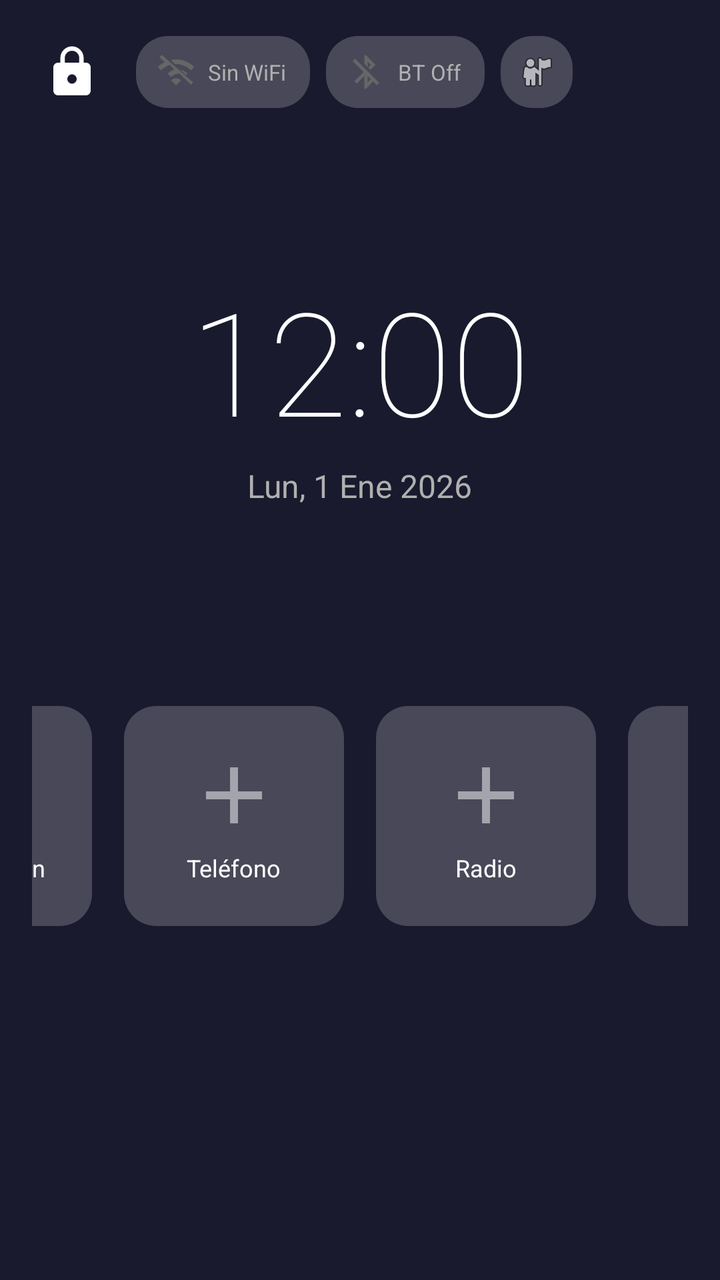
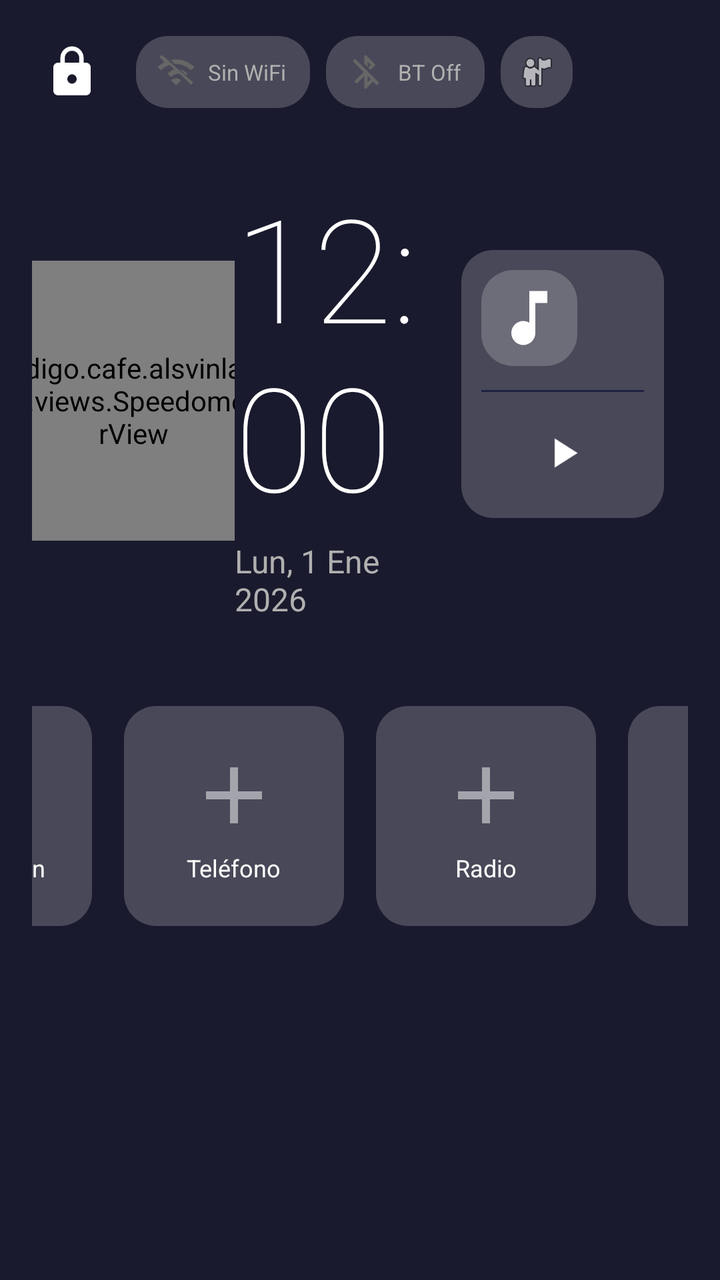

Screens rendered from an Android XML layout before and after an edit, with the pre-edit source and the edit as a unified diff.
<!-- AndroidManifest.xml: application theme LauncherTheme -->
<!-- res/layout/activity_main.xml -->
<?xml version="1.0" encoding="utf-8"?>
<FrameLayout xmlns:android="http://schemas.android.com/apk/res/android"
    android:id="@+id/root_layout"
    android:layout_width="match_parent"
    android:layout_height="match_parent"
    android:background="#FF1A1A2E">

    <LinearLayout
        android:layout_width="match_parent"
        android:layout_height="match_parent"
        android:gravity="center"
        android:orientation="vertical"
        android:padding="16dp">

        
        <LinearLayout
            android:id="@+id/top_bar"
            android:layout_width="match_parent"
            android:layout_height="wrap_content"
            android:orientation="horizontal"
            android:gravity="center_vertical">

            <ImageView
                android:id="@+id/btn_theme_toggle"
                android:layout_width="40dp"
                android:layout_height="40dp"
                android:src="@drawable/ic_lock"
                android:padding="6dp"
                android:clickable="true"
                android:focusable="true" />

            <LinearLayout
                android:id="@+id/badge_permisos"
                android:layout_width="wrap_content"
                android:layout_height="36dp"
                android:orientation="horizontal"
                android:gravity="center_vertical"
                android:background="@drawable/shortcut_bg"
                android:paddingStart="10dp"
                android:paddingEnd="12dp"
                android:layout_marginStart="10dp"
                android:clickable="true"
                android:focusable="true"
                android:visibility="gone">

                <ImageView
                    android:layout_width="18dp"
                    android:layout_height="18dp"
                    android:src="@android:drawable/ic_dialog_alert" />

                <TextView
                    android:layout_width="wrap_content"
                    android:layout_height="wrap_content"
                    android:text="Permisos"
                    android:textColor="#FFC107"
                    android:textSize="11sp"
                    android:layout_marginStart="5dp" />
            </LinearLayout>

            <LinearLayout
                android:id="@+id/indicador_wifi"
                android:layout_width="wrap_content"
                android:layout_height="36dp"
                android:orientation="horizontal"
                android:gravity="center_vertical"
                android:background="@drawable/shortcut_bg"
                android:paddingStart="10dp"
                android:paddingEnd="12dp"
                android:layout_marginStart="12dp"
                android:clickable="true"
                android:focusable="true">

                <ImageView
                    android:id="@+id/icono_wifi"
                    android:layout_width="20dp"
                    android:layout_height="20dp"
                    android:src="@drawable/ic_wifi_off" />

                <TextView
                    android:id="@+id/texto_wifi"
                    android:layout_width="wrap_content"
                    android:layout_height="wrap_content"
                    android:text="Sin WiFi"
                    android:textColor="#B0B0B0"
                    android:textSize="11sp"
                    android:layout_marginStart="6dp"
                    android:maxLines="1"
                    android:ellipsize="end"
                    android:maxWidth="100dp" />
            </LinearLayout>

            <LinearLayout
                android:id="@+id/indicador_bluetooth"
                android:layout_width="wrap_content"
                android:layout_height="36dp"
                android:orientation="horizontal"
                android:gravity="center_vertical"
                android:background="@drawable/shortcut_bg"
                android:paddingStart="10dp"
                android:paddingEnd="12dp"
                android:layout_marginStart="8dp"
                android:clickable="true"
                android:focusable="true">

                <ImageView
                    android:id="@+id/icono_bluetooth"
                    android:layout_width="20dp"
                    android:layout_height="20dp"
                    android:src="@drawable/ic_bt_off" />

                <TextView
                    android:id="@+id/texto_bluetooth"
                    android:layout_width="wrap_content"
                    android:layout_height="wrap_content"
                    android:text="BT Off"
                    android:textColor="#B0B0B0"
                    android:textSize="11sp"
                    android:layout_marginStart="6dp"
                    android:maxLines="1"
                    android:ellipsize="end"
                    android:maxWidth="120dp" />
            </LinearLayout>

            <LinearLayout
                android:id="@+id/boton_contactos"
                android:layout_width="36dp"
                android:layout_height="36dp"
                android:orientation="horizontal"
                android:gravity="center"
                android:background="@drawable/shortcut_bg"
                android:layout_marginStart="8dp"
                android:clickable="true"
                android:focusable="true">

                <ImageView
                    android:layout_width="20dp"
                    android:layout_height="20dp"
                    android:src="@android:drawable/ic_menu_myplaces" />
            </LinearLayout>

            <View
                android:layout_width="0dp"
                android:layout_height="1dp"
                android:layout_weight="1" />


        </LinearLayout>

        
        <GridLayout
            android:layout_width="match_parent"
            android:layout_height="0dp"
            android:layout_weight="1"
            android:rowCount="1"
            android:columnCount="3"
            android:paddingBottom="10dp">

            
            <LinearLayout
                android:id="@+id/speed_text"
                android:layout_width="0dp"
                android:layout_height="match_parent"
                android:layout_columnWeight="1"
                android:gravity="center"
                android:orientation="vertical"
                android:visibility="gone">

                <codigo.cafe.alsvinlaunch.views.SpeedometerView
                    android:id="@+id/speedometer_view"
                    android:layout_width="140dp"
                    android:layout_height="140dp" />

            </LinearLayout>

            
            <LinearLayout
                android:id="@+id/clock_section"
                android:layout_width="0dp"
                android:layout_height="match_parent"
                android:layout_columnWeight="1"
                android:gravity="center"
                android:orientation="vertical">

                <LinearLayout
                    android:id="@+id/boton_reloj"
                    android:layout_width="wrap_content"
                    android:layout_height="wrap_content"
                    android:clickable="true"
                    android:focusable="true"
                    android:gravity="center"
                    android:orientation="vertical">

                    <TextView
                        android:id="@+id/clock_text"
                        android:layout_width="wrap_content"
                        android:layout_height="wrap_content"
                        android:fontFamily="sans-serif-thin"
                        android:text="12:00"
                        android:textColor="#FFFFFFFF"
                        android:textSize="72sp" />

                    <TextView
                        android:id="@+id/date_text"
                        android:layout_width="wrap_content"
                        android:layout_height="wrap_content"
                        android:layout_marginTop="4dp"
                        android:text="Lun, 1 Ene 2026"
                        android:textColor="#B0B0B0"
                        android:textSize="16sp" />
                </LinearLayout>
            </LinearLayout>

            
            <LinearLayout
                android:id="@+id/widget_reproductor"
                android:foreground="?android:attr/selectableItemBackground"
                android:layout_width="0dp"
                android:layout_height="wrap_content"
                android:layout_columnWeight="1"
                android:layout_gravity="center_vertical"
                android:orientation="vertical"
                android:gravity="center"
                android:background="@drawable/shortcut_bg"
                android:padding="10dp"
                android:layout_marginTop="12dp"
                android:layout_marginStart="12dp"
                android:layout_marginEnd="12dp"
                android:layout_marginBottom="12dp"
                android:clickable="true"
                android:focusable="true"
                android:visibility="gone">

                
                <LinearLayout
                    android:layout_width="match_parent"
                    android:layout_height="wrap_content"
                    android:orientation="horizontal"
                    android:gravity="center_vertical">

                    <ImageView
                        android:id="@+id/reproductor_icono"
                        android:layout_width="48dp"
                        android:layout_height="48dp"
                        android:src="@drawable/ic_music"
                        android:scaleType="centerCrop"
                        android:background="@drawable/shortcut_bg"
                        android:padding="6dp" />

                    <LinearLayout
                        android:layout_width="0dp"
                        android:layout_height="wrap_content"
                        android:layout_weight="1"
                        android:orientation="vertical"
                        android:layout_marginStart="10dp"
                        android:layout_marginEnd="4dp">

                        <TextView
                            android:id="@+id/reproductor_titulo"
                            android:layout_width="match_parent"
                            android:layout_height="wrap_content"
                            android:text=""
                            android:textColor="#FFFFFF"
                            android:textSize="14sp"
                            android:textStyle="bold"
                            android:maxLines="1"
                            android:ellipsize="marquee"
                            android:marqueeRepeatLimit="marquee_forever"
                            android:scrollHorizontally="true"
                            android:focusable="true"
                            android:focusableInTouchMode="true"
                            android:singleLine="true" />

                        <TextView
                            android:id="@+id/reproductor_artista"
                            android:layout_width="wrap_content"
                            android:layout_height="wrap_content"
                            android:text=""
                            android:textColor="#7A7FA8"
                            android:textSize="11sp"
                            android:maxLines="1"
                            android:ellipsize="end"
                            android:layout_marginTop="3dp" />
                    </LinearLayout>
                </LinearLayout>

                
                <View
                    android:layout_width="match_parent"
                    android:layout_height="1dp"
                    android:background="#1E2140"
                    android:layout_marginTop="12dp"
                    android:layout_marginBottom="8dp" />

                
                <LinearLayout
                    android:layout_width="match_parent"
                    android:layout_height="wrap_content"
                    android:orientation="horizontal"
                    android:gravity="center">

                    <ImageView
                        android:id="@+id/btn_anterior"
                        android:layout_width="45dp"
                        android:layout_height="45dp"
                        android:src="@drawable/ic_anterior"
                        android:padding="8dp"
                        android:background="?android:attr/selectableItemBackgroundBorderless"
                        android:clickable="true"
                        android:focusable="true" />

                    <ImageView
                        android:id="@+id/btn_play_pausa"
                        android:layout_width="45dp"
                        android:layout_height="45dp"
                        android:src="@drawable/ic_play"
                        android:padding="10dp"
                        android:layout_marginStart="10dp"
                        android:layout_marginEnd="10dp"
                        android:background="@drawable/shortcut_bg_accent"
                        android:clickable="true"
                        android:focusable="true"
                        android:elevation="2dp" />

                    <ImageView
                        android:id="@+id/btn_siguiente"
                        android:layout_width="45dp"
                        android:layout_height="45dp"
                        android:src="@drawable/ic_siguiente"
                        android:padding="8dp"
                        android:background="?android:attr/selectableItemBackgroundBorderless"
                        android:clickable="true"
                        android:focusable="true" />
                </LinearLayout>
            </LinearLayout>

        </GridLayout>

        
        <LinearLayout
            android:id="@+id/shortcuts_container"
            android:layout_width="wrap_content"
            android:layout_height="0dp"
            android:layout_weight="1"
            android:gravity="center|top"
            android:orientation="horizontal"
            android:paddingTop="5dp">

            <LinearLayout
                android:id="@+id/shortcut_0"
                android:layout_width="110dp"
                android:layout_height="110dp"
                android:layout_margin="8dp"
                android:background="@drawable/shortcut_bg"
                android:clickable="true"
                android:focusable="true"
                android:gravity="center"
                android:orientation="vertical"
                android:padding="10dp">

                <ImageView
                    android:id="@+id/shortcut_icon_0"
                    android:layout_width="48dp"
                    android:layout_height="48dp"
                    android:scaleType="fitCenter"
                    android:src="@drawable/ic_add_shortcut" />

                <TextView
                    android:id="@+id/shortcut_name_0"
                    android:layout_width="wrap_content"
                    android:layout_height="wrap_content"
                    android:layout_marginTop="4dp"
                    android:ellipsize="end"
                    android:maxLines="1"
                    android:text="Música"
                    android:textColor="#FFFFFF"
                    android:textSize="12sp" />
            </LinearLayout>

            <LinearLayout
                android:id="@+id/shortcut_1"
                android:layout_width="110dp"
                android:layout_height="110dp"
                android:layout_margin="8dp"
                android:background="@drawable/shortcut_bg"
                android:clickable="true"
                android:focusable="true"
                android:gravity="center"
                android:orientation="vertical"
                android:padding="10dp">

                <ImageView
                    android:id="@+id/shortcut_icon_1"
                    android:layout_width="48dp"
                    android:layout_height="48dp"
                    android:scaleType="fitCenter"
                    android:src="@drawable/ic_add_shortcut" />

                <TextView
                    android:id="@+id/shortcut_name_1"
                    android:layout_width="wrap_content"
                    android:layout_height="wrap_content"
                    android:layout_marginTop="4dp"
                    android:ellipsize="end"
                    android:maxLines="1"
                    android:text="Navegación"
                    android:textColor="#FFFFFF"
                    android:textSize="12sp" />
            </LinearLayout>

            <LinearLayout
                android:id="@+id/shortcut_2"
                android:layout_width="110dp"
                android:layout_height="110dp"
                android:layout_margin="8dp"
                android:background="@drawable/shortcut_bg"
                android:clickable="true"
                android:focusable="true"
                android:gravity="center"
                android:orientation="vertical"
                android:padding="10dp">

                <ImageView
                    android:id="@+id/shortcut_icon_2"
                    android:layout_width="48dp"
                    android:layout_height="48dp"
                    android:scaleType="fitCenter"
                    android:src="@drawable/ic_add_shortcut" />

                <TextView
                    android:id="@+id/shortcut_name_2"
                    android:layout_width="wrap_content"
                    android:layout_height="wrap_content"
                    android:layout_marginTop="4dp"
                    android:ellipsize="end"
                    android:maxLines="1"
                    android:text="Teléfono"
                    android:textColor="#FFFFFF"
                    android:textSize="12sp" />
            </LinearLayout>

            <LinearLayout
                android:id="@+id/shortcut_3"
                android:layout_width="110dp"
                android:layout_height="110dp"
                android:layout_margin="8dp"
                android:background="@drawable/shortcut_bg"
                android:clickable="true"
                android:focusable="true"
                android:gravity="center"
                android:orientation="vertical"
                android:padding="10dp">

                <ImageView
                    android:id="@+id/shortcut_icon_3"
                    android:layout_width="48dp"
                    android:layout_height="48dp"
                    android:scaleType="fitCenter"
                    android:src="@drawable/ic_add_shortcut" />

                <TextView
                    android:id="@+id/shortcut_name_3"
                    android:layout_width="wrap_content"
                    android:layout_height="wrap_content"
                    android:layout_marginTop="4dp"
                    android:ellipsize="end"
                    android:maxLines="1"
                    android:text="Radio"
                    android:textColor="#FFFFFF"
                    android:textSize="12sp" />
            </LinearLayout>

            <LinearLayout
                android:id="@+id/shortcut_4"
                android:layout_width="110dp"
                android:layout_height="110dp"
                android:layout_margin="8dp"
                android:background="@drawable/shortcut_bg"
                android:clickable="true"
                android:focusable="true"
                android:gravity="center"
                android:orientation="vertical"
                android:padding="10dp">

                <ImageView
                    android:id="@+id/shortcut_icon_4"
                    android:layout_width="48dp"
                    android:layout_height="48dp"
                    android:scaleType="fitCenter"
                    android:src="@drawable/ic_add_shortcut" />

                <TextView
                    android:id="@+id/shortcut_name_4"
                    android:layout_width="wrap_content"
                    android:layout_height="wrap_content"
                    android:layout_marginTop="4dp"
                    android:ellipsize="end"
                    android:maxLines="1"
                    android:text="Config."
                    android:textColor="#FFFFFF"
                    android:textSize="12sp" />
            </LinearLayout>

            <LinearLayout
                android:id="@+id/btn_all_apps"
                android:layout_width="110dp"
                android:layout_height="110dp"
                android:layout_margin="8dp"
                android:background="@drawable/shortcut_bg_accent"
                android:clickable="true"
                android:focusable="true"
                android:gravity="center"
                android:orientation="vertical"
                android:padding="10dp">

                <ImageView
                    android:id="@+id/all_apps_icon"
                    android:layout_width="48dp"
                    android:layout_height="48dp"
                    android:scaleType="fitCenter"
                    android:src="@drawable/ic_all_apps" />

                <TextView
                    android:id="@+id/all_apps_label"
                    android:layout_width="wrap_content"
                    android:layout_height="wrap_content"
                    android:layout_marginTop="4dp"
                    android:text="Apps"
                    android:textColor="#FFFFFF"
                    android:textSize="12sp" />
            </LinearLayout>
        </LinearLayout>
    </LinearLayout>

    
    <LinearLayout
        android:id="@+id/system_panel"
        android:layout_width="wrap_content"
        android:layout_height="wrap_content"
        android:layout_gravity="bottom|end"
        android:layout_marginEnd="20dp"
        android:layout_marginBottom="72dp"
        android:background="@drawable/system_panel_bg"
        android:elevation="8dp"
        android:orientation="vertical"
        android:padding="12dp"
        android:visibility="gone" />

</FrameLayout>
<!-- resources referenced by this layout -->
<resources>
  <!-- drawable ic_add_shortcut (drawable) -->
  <?xml version="1.0" encoding="utf-8"?>
  <vector xmlns:android="http://schemas.android.com/apk/res/android"
      android:width="24dp"
      android:height="24dp"
      android:viewportWidth="24"
      android:viewportHeight="24">
      <path
          android:fillColor="#80FFFFFF"
          android:pathData="M19,13h-6v6h-2v-6H5v-2h6V5h2v6h6v2z" />
  </vector>
  <!-- drawable ic_all_apps (drawable) -->
  <?xml version="1.0" encoding="utf-8"?>
  <vector xmlns:android="http://schemas.android.com/apk/res/android"
      android:width="24dp"
      android:height="24dp"
      android:viewportWidth="24"
      android:viewportHeight="24">
      <path
          android:fillColor="#FFFFFF"
          android:pathData="M4,8h4V4H4V8zM10,20h4v-4h-4V20zM4,20h4v-4H4V20zM4,14h4v-4H4V14zM10,14h4v-4h-4V14zM16,4v4h4V4H16zM10,8h4V4h-4V8zM16,14h4v-4h-4V14zM16,20h4v-4h-4V20z" />
  </vector>
  <!-- drawable ic_anterior (drawable) -->
  <?xml version="1.0" encoding="utf-8"?>
  <vector xmlns:android="http://schemas.android.com/apk/res/android"
      android:width="24dp" android:height="24dp"
      android:viewportWidth="24" android:viewportHeight="24">
      <path android:fillColor="#FFFFFF"
          android:pathData="M6,6h2v12H6V6zM9.5,12l8.5,6V6L9.5,12z" />
  </vector>
  <!-- drawable ic_bt_off (drawable) -->
  <?xml version="1.0" encoding="utf-8"?>
  <vector xmlns:android="http://schemas.android.com/apk/res/android"
      android:width="24dp" android:height="24dp"
      android:viewportWidth="24" android:viewportHeight="24">
      <path android:fillColor="#666666"
          android:pathData="M13,5.83l1.88,1.88 -1.6,1.6 1.41,1.41 3.02,-3.02L12,2h-1v5.03l2,2v-3.2zM5.41,4L4,5.41 10.59,12 5,17.59 6.41,19 11,14.41V22h1l4.29,-4.29 2.3,2.29L20,18.59 5.41,4zM13,18.17v-3.76l1.88,1.88L13,18.17z" />
  </vector>
  <!-- drawable ic_music (drawable) -->
  <?xml version="1.0" encoding="utf-8"?>
  <vector xmlns:android="http://schemas.android.com/apk/res/android"
      android:width="24dp"
      android:height="24dp"
      android:viewportWidth="24"
      android:viewportHeight="24">
      <path
          android:fillColor="#FFFFFF"
          android:pathData="M12,3v10.55c-0.59,-0.34 -1.27,-0.55 -2,-0.55C7.79,13 6,14.79 6,17s1.79,4 4,4 4,-1.79 4,-4V7h4V3h-6z" />
  </vector>
  <!-- drawable ic_play (drawable) -->
  <?xml version="1.0" encoding="utf-8"?>
  <vector xmlns:android="http://schemas.android.com/apk/res/android"
      android:width="24dp" android:height="24dp"
      android:viewportWidth="24" android:viewportHeight="24">
      <path android:fillColor="#FFFFFF"
          android:pathData="M8,5v14l11,-7z" />
  </vector>
  <!-- drawable ic_siguiente (drawable) -->
  <?xml version="1.0" encoding="utf-8"?>
  <vector xmlns:android="http://schemas.android.com/apk/res/android"
      android:width="24dp" android:height="24dp"
      android:viewportWidth="24" android:viewportHeight="24">
      <path android:fillColor="#FFFFFF"
          android:pathData="M6,18l8.5,-6L6,6V18zM16,6v12h2V6H16z" />
  </vector>
  <!-- drawable system_panel_bg (drawable) -->
  <?xml version="1.0" encoding="utf-8"?>
  <shape xmlns:android="http://schemas.android.com/apk/res/android"
      android:shape="rectangle">
      <solid android:color="#EE16213E" />
      <corners android:radius="16dp" />
      <stroke
          android:width="1dp"
          android:color="#33FFFFFF" />
  </shape>
  <style name="LauncherTheme" parent="Theme.AppCompat.NoActionBar">
          <item name="android:windowNoTitle">true</item>
          <item name="android:windowFullscreen">true</item>
          <item name="android:windowBackground">@color/background</item>
      </style>
  <color name="background">#FF1A1A2E</color>
  <!-- unchanged entries left out for length: 4 -->
</resources>

<!-- the commit's change to res/layout/activity_main.xml (unified diff, before → after) -->
@@ -153,7 +153,7 @@
             android:layout_weight="1"
             android:rowCount="1"
             android:columnCount="3"
-            android:paddingBottom="10dp">
+            >
 
             
             <LinearLayout
@@ -162,8 +162,9 @@
                 android:layout_height="match_parent"
                 android:layout_columnWeight="1"
                 android:gravity="center"
-                android:orientation="vertical"
-                android:visibility="gone">
+                android:paddingTop="5dp"
+                android:orientation="vertical"
+                android:visibility="visible">
 
                 <codigo.cafe.alsvinlaunch.views.SpeedometerView
                     android:id="@+id/speedometer_view"
@@ -222,13 +223,13 @@
                 android:gravity="center"
                 android:background="@drawable/shortcut_bg"
                 android:padding="10dp"
-                android:layout_marginTop="12dp"
+
                 android:layout_marginStart="12dp"
                 android:layout_marginEnd="12dp"
                 android:layout_marginBottom="12dp"
                 android:clickable="true"
                 android:focusable="true"
-                android:visibility="gone">
+                android:visibility="visible">
 
                 
                 <LinearLayout
@@ -316,7 +317,6 @@
                         android:padding="10dp"
                         android:layout_marginStart="10dp"
                         android:layout_marginEnd="10dp"
-                        android:background="@drawable/shortcut_bg_accent"
                         android:clickable="true"
                         android:focusable="true"
                         android:elevation="2dp" />
